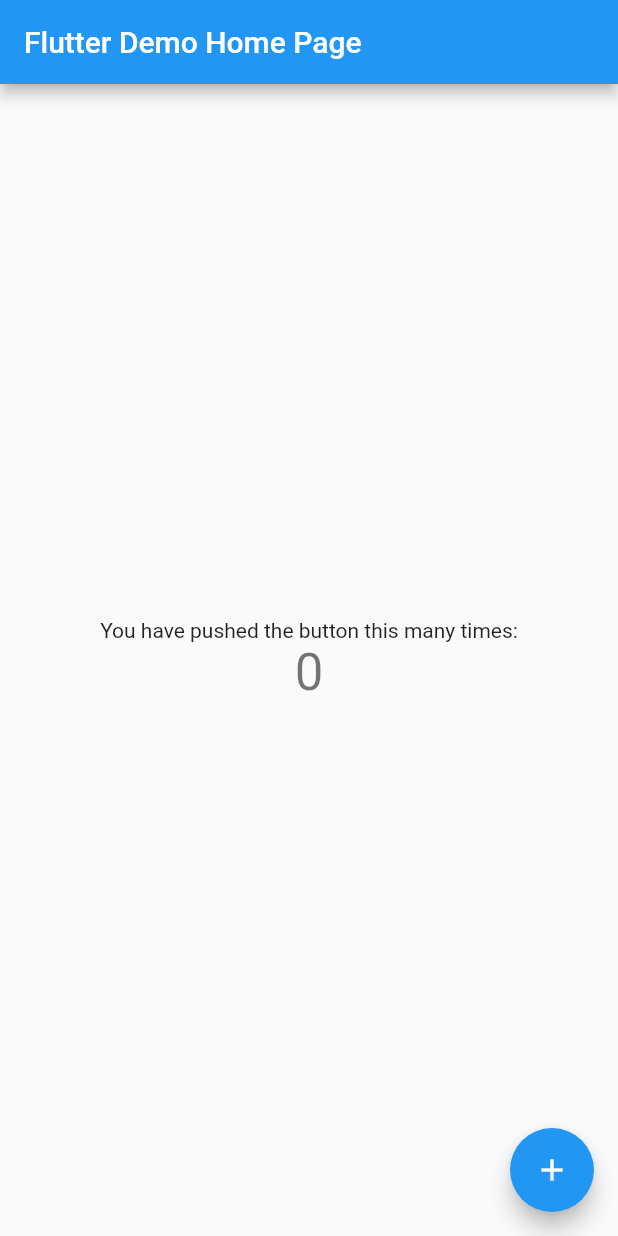
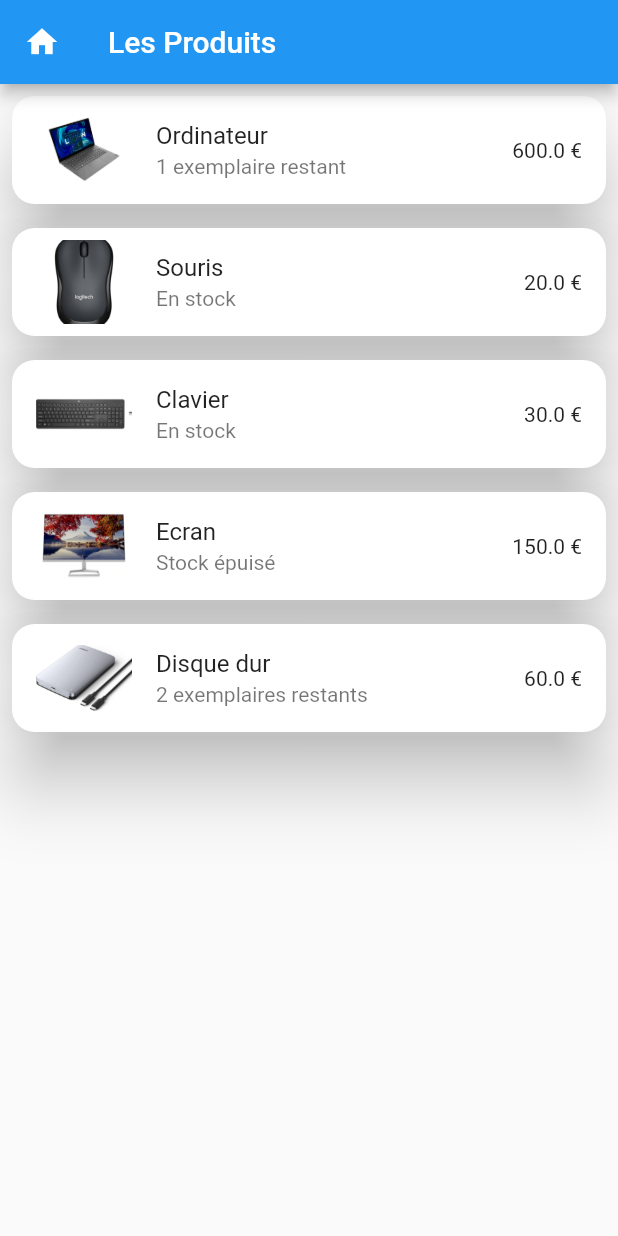
Before and after one commit to SantrainAlex/Alexis-Lucas, a Flutter app: the screen it shows after launch, on a phone screen of 412 x 824 dp. Run offline on Flutter 3.47's test engine with Material 2 defaults, Android fonts, the phone set to English and light mode, and no system bars.

Commit message:
Ajoute la liste des artiles à la page d'accueil

```diff
--- a/lib/main.dart
+++ b/lib/main.dart
@@ -1,7 +1,15 @@
+import 'package:alexislucas/provider/ArticleModal.dart';
+import 'package:alexislucas/screen/HomePage/homepage.dart';
 import 'package:flutter/material.dart';
+import 'package:provider/provider.dart';
 
 void main() {
-  runApp(const MyApp());
+  runApp(
+    ChangeNotifierProvider(
+      create: (context) => ArticleModal(),
+      child: const MyApp(),
+    ),
+  );
 }
 
 class MyApp extends StatelessWidget {
@@ -11,105 +19,13 @@
   @override
   Widget build(BuildContext context) {
     return MaterialApp(
+      debugShowCheckedModeBanner: false,
       title: 'Flutter Demo',
       theme: ThemeData(
-        // This is the theme of your application.
-        //
-        // Try running your application with "flutter run". You'll see the
-        // application has a blue toolbar. Then, without quitting the app, try
-        // changing the primarySwatch below to Colors.green and then invoke
-        // "hot reload" (press "r" in the console where you ran "flutter run",
-        // or simply save your changes to "hot reload" in a Flutter IDE).
-        // Notice that the counter didn't reset back to zero; the application
-        // is not restarted.
         primarySwatch: Colors.blue,
+
       ),
-      home: const MyHomePage(title: 'Flutter Demo Home Page'),
+      home: HomePage(),
     );
   }
 }
-
-class MyHomePage extends StatefulWidget {
-  const MyHomePage({super.key, required this.title});
-
-  // This widget is the home page of your application. It is stateful, meaning
-  // that it has a State object (defined below) that contains fields that affect
-  // how it looks.
-
-  // This class is the configuration for the state. It holds the values (in this
-  // case the title) provided by the parent (in this case the App widget) and
-  // used by the build method of the State. Fields in a Widget subclass are
-  // always marked "final".
-
-  final String title;
-
-  @override
-  State<MyHomePage> createState() => _MyHomePageState();
-}
-
-class _MyHomePageState extends State<MyHomePage> {
-  int _counter = 0;
-
-  void _incrementCounter() {
-    setState(() {
-      // This call to setState tells the Flutter framework that something has
-      // changed in this State, which causes it to rerun the build method below
-      // so that the display can reflect the updated values. If we changed
-      // _counter without calling setState(), then the build method would not be
-      // called again, and so nothing would appear to happen.
-      _counter++;
-    });
-  }
-
-  @override
-  Widget build(BuildContext context) {
-    // This method is rerun every time setState is called, for instance as done
-    // by the _incrementCounter method above.
-    //
-    // The Flutter framework has been optimized to make rerunning build methods
-    // fast, so that you can just rebuild anything that needs updating rather
-    // than having to individually change instances of widgets.
-    return Scaffold(
-      appBar: AppBar(
-        // Here we take the value from the MyHomePage object that was created by
-        // the App.build method, and use it to set our appbar title.
-        title: Text(widget.title),
-      ),
-      body: Center(
-        // Center is a layout widget. It takes a single child and positions it
-        // in the middle of the parent.
-        child: Column(
-          // Column is also a layout widget. It takes a list of children and
-          // arranges them vertically. By default, it sizes itself to fit its
-          // children horizontally, and tries to be as tall as its parent.
-          //
-          // Invoke "debug painting" (press "p" in the console, choose the
-          // "Toggle Debug Paint" action from the Flutter Inspector in Android
-          // Studio, or the "Toggle Debug Paint" command in Visual Studio Code)
-          // to see the wireframe for each widget.
-          //
-          // Column has various properties to control how it sizes itself and
-          // how it positions its children. Here we use mainAxisAlignment to
-          // center the children vertically; the main axis here is the vertical
-          // axis because Columns are vertical (the cross axis would be
-          // horizontal).
-          mainAxisAlignment: MainAxisAlignment.center,
-          children: <Widget>[
-            const Text(
-              'You have pushed the button this many times:',
-            ),
-            Text(
-              '$_counter',
-              style: Theme.of(context).textTheme.headline4,
-            ),
-          ],
-        ),
-      ),
-      floatingActionButton: FloatingActionButton(
-        onPressed: _incrementCounter,
-        tooltip: 'Increment',
-        child: const Icon(Icons.add),
-      ), // This trailing comma makes auto-formatting nicer for build methods.
-    );
-  }
-}
--- /dev/null
+++ b/lib/modal/Article.dart
@@ -0,0 +1,11 @@
+class Article {
+
+  final int id;
+  String nom;
+  double prix;
+  String numeroSerie;
+  int quantite;
+  String image;
+
+  Article({ required this.id, required this.nom, required this.prix, required this.numeroSerie, required this.quantite, required this.image });
+}
--- /dev/null
+++ b/lib/provider/ArticleModal.dart
@@ -0,0 +1,18 @@
+import 'dart:collection';
+
+import 'package:flutter/material.dart';
+
+import '../modal/Article.dart';
+
+class ArticleModal extends ChangeNotifier {
+
+  List<Article> _articles = [
+    Article(id: 1, nom: "Ordinateur", prix: 600, numeroSerie: "664321466114", quantite: 1, image: "assets/images/ordinateur.png"),
+    Article(id: 2, nom: "Souris", prix: 20, numeroSerie: "4565424367", quantite: 16, image: "assets/images/souris.jpg"),
+    Article(id: 3, nom: "Clavier", prix: 30, numeroSerie: "4456432567", quantite: 18, image: "assets/images/clavier.png"),
+    Article(id: 4, nom: "Ecran", prix: 150, numeroSerie: "88675453734", quantite: 0, image: "assets/images/ecran_1.png"),
+    Article(id: 5, nom: "Disque dur", prix: 60, numeroSerie: "7745522123", quantite: 2, image: "assets/images/disque_dur.jpg"),
+  ];
+
+  UnmodifiableListView<Article> get articles => UnmodifiableListView(_articles);
+}
--- /dev/null
+++ b/lib/screen/HomePage/homepage.dart
@@ -0,0 +1,64 @@
+import 'package:alexislucas/provider/ArticleModal.dart';
+import 'package:flutter/material.dart';
+import 'package:provider/provider.dart';
+
+import '../../modal/Article.dart';
+
+class HomePage extends StatefulWidget {
+  const HomePage({Key? key}) : super(key: key);
+
+  @override
+  State<HomePage> createState() => _HomePageState();
+}
+
+class _HomePageState extends State<HomePage> {
+  @override
+  Widget build(BuildContext context) {
+    return Scaffold(
+      appBar: AppBar(
+        leading: Icon(Icons.home, color: Colors.white),
+        title: Text("Les Produits"),
+      ),
+      body: Container(
+        child: Consumer<ArticleModal>(
+          builder: (context, articleModal, child) {
+            List<Article> articles = articleModal.articles;
+            return ListView.builder(
+              itemCount: articles.length,
+              itemBuilder: (context, index) {
+                Article currentArticle = articles[index];
+                return Card(
+                  elevation: 20,
+                  margin: EdgeInsets.all(8),
+                  shape: RoundedRectangleBorder(
+                    borderRadius: BorderRadius.circular(15.0)
+                  ),
+                  child: ListTile(
+                    leading: ConstrainedBox(
+                      constraints: BoxConstraints(
+                        minWidth: 64,
+                        minHeight: 44,
+                        maxWidth: 64,
+                        maxHeight: 64,
+                      ),
+                      child: Image.asset(currentArticle.image, fit: BoxFit.cover),
+                    ),
+                    title: Text(currentArticle.nom),
+                    subtitle: (currentArticle.quantite >= 4)
+                      ? Text("En stock")
+                      : (currentArticle.quantite < 4 && currentArticle.quantite > 1)
+                      ? Text("${currentArticle.quantite} exemplaires restants")
+                      : (currentArticle.quantite == 1)
+                      ? Text("1 exemplaire restant")
+                      : Text("Stock épuisé"),
+                    trailing: Text("${currentArticle.prix} €"),
+                  ),
+                );
+              },
+            );
+          }
+        ),
+      ),
+    );
+  }
+}
--- a/pubspec.yaml
+++ b/pubspec.yaml
@@ -36,6 +36,7 @@
   # The following adds the Cupertino Icons font to your application.
   # Use with the CupertinoIcons class for iOS style icons.
   cupertino_icons: ^1.0.2
+  provider: ^6.0.4
 
 dev_dependencies:
   flutter_test:
@@ -60,9 +61,8 @@
   uses-material-design: true
 
   # To add assets to your application, add an assets section, like this:
-  # assets:
-  #   - images/a_dot_burr.jpeg
-  #   - images/a_dot_ham.jpeg
+  assets:
+    - assets/images/
 
   # An image asset can refer to one or more resolution-specific "variants", see
   # https://flutter.dev/assets-and-images/#resolution-aware
```
Also changed, not shown: assets/images/clavier.png (added), assets/images/disque_dur.jpg (added), assets/images/ecran_1.png (added), assets/images/ordinateur.png (added), assets/images/souris.jpg (added), pubspec.lock, 1 other file.
